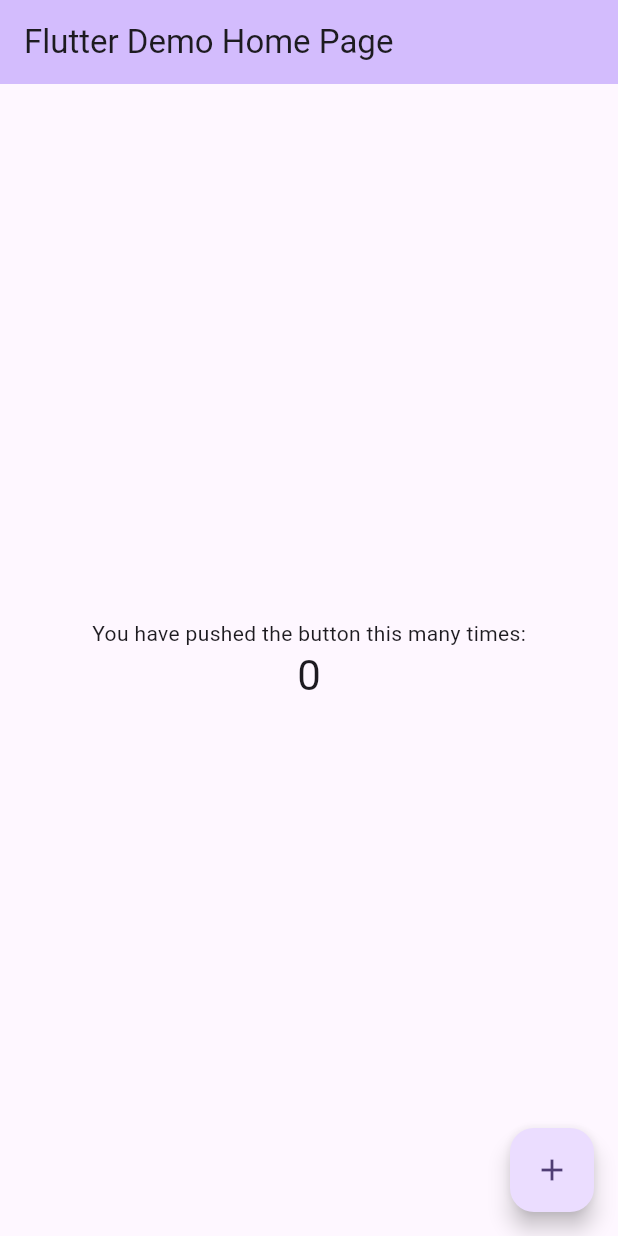
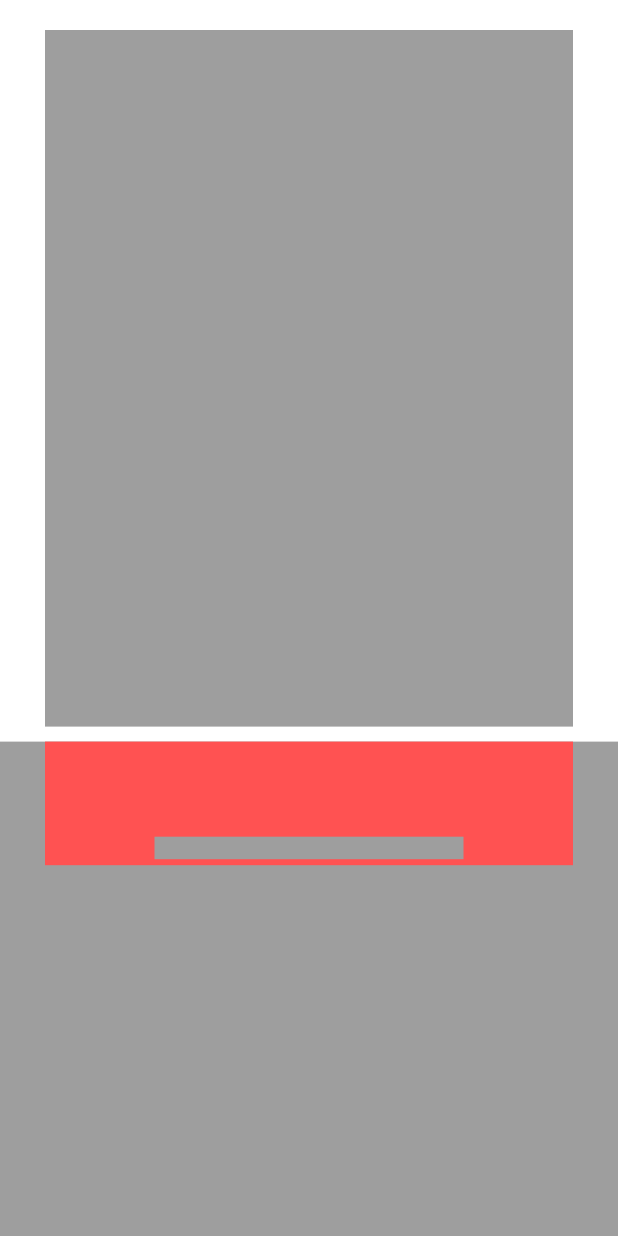
Before and after one commit to VishalKumarMauray/Aimed-Labs-Assignment, a Flutter app: the screen it shows after launch, on a phone screen of 412 x 824 dp. Run offline on Flutter 3.47's test engine with Material 2 defaults, Android fonts, the phone set to English and light mode, and no system bars.

Commit message:
final commit

```diff
--- a/lib/main.dart
+++ b/lib/main.dart
@@ -7,119 +7,65 @@ void main() {
 class MyApp extends StatelessWidget {
   const MyApp({super.key});
 
-  // This widget is the root of your application.
   @override
   Widget build(BuildContext context) {
     return MaterialApp(
+      debugShowCheckedModeBanner: false,
       title: 'Flutter Demo',
       theme: ThemeData(
-        // This is the theme of your application.
-        //
-        // TRY THIS: Try running your application with "flutter run". You'll see
-        // the application has a blue toolbar. Then, without quitting the app,
-        // try changing the seedColor in the colorScheme below to Colors.green
-        // and then invoke "hot reload" (save your changes or press the "hot
-        // reload" button in a Flutter-supported IDE, or press "r" if you used
-        // the command line to start the app).
-        //
-        // Notice that the counter didn't reset back to zero; the application
-        // state is not lost during the reload. To reset the state, use hot
-        // restart instead.
-        //
-        // This works for code too, not just values: Most code changes can be
-        // tested with just a hot reload.
         colorScheme: ColorScheme.fromSeed(seedColor: Colors.deepPurple),
         useMaterial3: true,
       ),
-      home: const MyHomePage(title: 'Flutter Demo Home Page'),
+      home: const HomePage(),
     );
   }
 }
 
-class MyHomePage extends StatefulWidget {
-  const MyHomePage({super.key, required this.title});
-
-  // This widget is the home page of your application. It is stateful, meaning
-  // that it has a State object (defined below) that contains fields that affect
-  // how it looks.
-
-  // This class is the configuration for the state. It holds the values (in this
-  // case the title) provided by the parent (in this case the App widget) and
-  // used by the build method of the State. Fields in a Widget subclass are
-  // always marked "final".
-
-  final String title;
+class HomePage extends StatefulWidget {
+  const HomePage({super.key});
 
   @override
-  State<MyHomePage> createState() => _MyHomePageState();
+  State<HomePage> createState() => _HomePageState();
 }
 
-class _MyHomePageState extends State<MyHomePage> {
-  int _counter = 0;
-
-  void _incrementCounter() {
-    setState(() {
-      // This call to setState tells the Flutter framework that something has
-      // changed in this State, which causes it to rerun the build method below
-      // so that the display can reflect the updated values. If we changed
-      // _counter without calling setState(), then the build method would not be
-      // called again, and so nothing would appear to happen.
-      _counter++;
-    });
-  }
-
+class _HomePageState extends State<HomePage> {
   @override
   Widget build(BuildContext context) {
-    // This method is rerun every time setState is called, for instance as done
-    // by the _incrementCounter method above.
-    //
-    // The Flutter framework has been optimized to make rerunning build methods
-    // fast, so that you can just rebuild anything that needs updating rather
-    // than having to individually change instances of widgets.
     return Scaffold(
-      appBar: AppBar(
-        // TRY THIS: Try changing the color here to a specific color (to
-        // Colors.amber, perhaps?) and trigger a hot reload to see the AppBar
-        // change color while the other colors stay the same.
-        backgroundColor: Theme.of(context).colorScheme.inversePrimary,
-        // Here we take the value from the MyHomePage object that was created by
-        // the App.build method, and use it to set our appbar title.
-        title: Text(widget.title),
+      backgroundColor: Colors.grey,
+      body: Column(
+        children: [
+          Container(
+            height: MediaQuery.of(context).size.height * 0.6,
+            width: MediaQuery.of(context).size.width,
+            color: Colors.white,
+            child: Expanded(
+              child: Container(
+
+                padding: EdgeInsets.all(20),
+                margin: EdgeInsets.only(top: 20,left: 30,right: 30,bottom: 10),
+                color: Colors.grey,
+              ),
+            ),
+          ),
+          Container(
+            margin: EdgeInsets.symmetric(horizontal: 30),
+            height: MediaQuery.of(context).size.height * 0.1,
+            width: MediaQuery.of(context).size.width,
+            color: Colors.redAccent,
+            child: Align(
+              alignment: Alignment.bottomCenter,
+              child: Container(
+                padding: EdgeInsets.all(20),
+                margin: EdgeInsets.only(bottom: 4),
+                height: 15,
+                width: MediaQuery.of(context).size.width * 0.5,
+                color: Colors.grey,
+              ),
+            ),
+          ),
+        ],
       ),
-      body: Center(
-        // Center is a layout widget. It takes a single child and positions it
-        // in the middle of the parent.
-        child: Column(
-          // Column is also a layout widget. It takes a list of children and
-          // arranges them vertically. By default, it sizes itself to fit its
-          // children horizontally, and tries to be as tall as its parent.
-          //
-          // Column has various properties to control how it sizes itself and
-          // how it positions its children. Here we use mainAxisAlignment to
-          // center the children vertically; the main axis here is the vertical
-          // axis because Columns are vertical (the cross axis would be
-          // horizontal).
-          //
-          // TRY THIS: Invoke "debug painting" (choose the "Toggle Debug Paint"
-          // action in the IDE, or press "p" in the console), to see the
-          // wireframe for each widget.
-          mainAxisAlignment: MainAxisAlignment.center,
-          children: <Widget>[
-            const Text(
-              'You have pushed the button this many times:',
-            ),
-            Text(
-              '$_counter',
-              style: Theme.of(context).textTheme.headlineMedium,
-            ),
-          ],
-        ),
-      ),
-      floatingActionButton: FloatingActionButton(
-        onPressed: _incrementCounter,
-        tooltip: 'Increment',
-        child: const Icon(Icons.add),
-      ), // This trailing comma makes auto-formatting nicer for build methods.
     );
   }
 }
```
